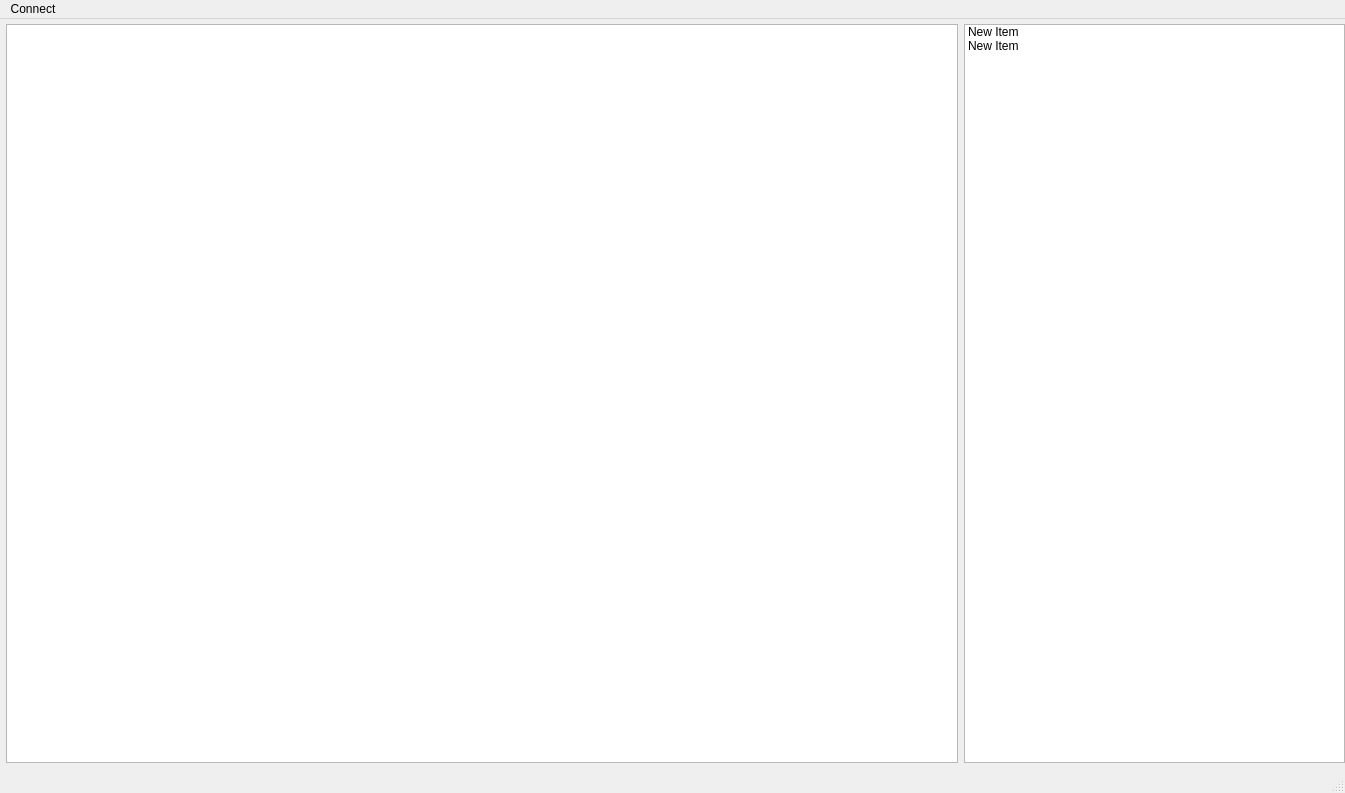
This is KeepSolidTodo/mainwindow.ui in maksGuzz/keepSolidTest as Qt 5 draws it before an edit. The edited form follows.
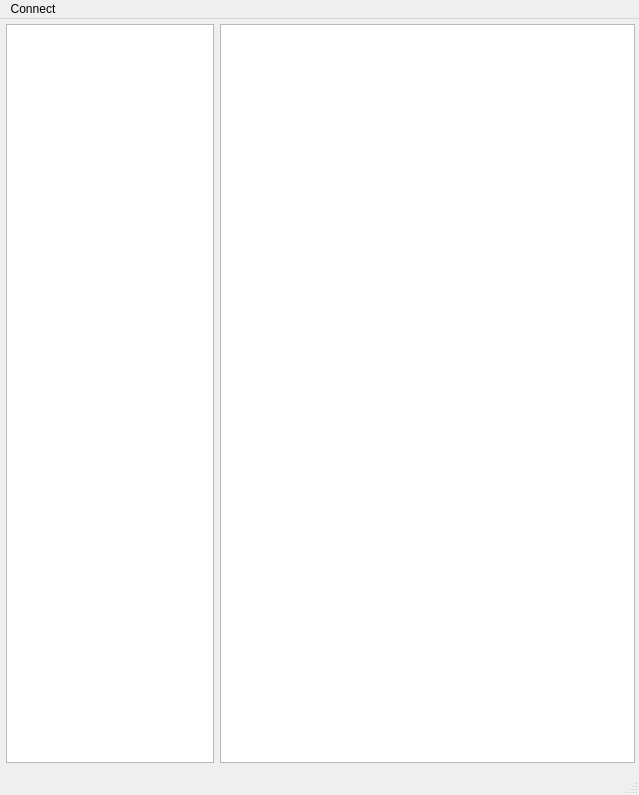
This is the edited form.

What changed in the file:
```diff
--- a/KeepSolidTodo/mainwindow.ui
+++ b/KeepSolidTodo/mainwindow.ui
@@ -6,8 +6,8 @@
    <rect>
     <x>0</x>
     <y>0</y>
-    <width>1345</width>
-    <height>793</height>
+    <width>639</width>
+    <height>795</height>
    </rect>
   </property>
   <property name="windowTitle">
@@ -19,11 +19,11 @@
      <rect>
       <x>0</x>
       <y>-1</y>
-      <width>1351</width>
+      <width>641</width>
       <height>751</height>
      </rect>
     </property>
-    <layout class="QHBoxLayout" name="horizontalLayout" stretch="5,2">
+    <layout class="QHBoxLayout" name="horizontalLayout" stretch="1,2">
      <property name="sizeConstraint">
       <enum>QLayout::SetMaximumSize</enum>
      </property>
@@ -43,18 +43,7 @@
       <widget class="QTreeView" name="treeView"/>
      </item>
      <item>
-      <widget class="QListWidget" name="listWidget">
-       <item>
-        <property name="text">
-         <string>New Item</string>
-        </property>
-       </item>
-       <item>
-        <property name="text">
-         <string>New Item</string>
-        </property>
-       </item>
-      </widget>
+      <widget class="QListWidget" name="listWidget"/>
      </item>
     </layout>
    </widget>
@@ -64,7 +53,7 @@
     <rect>
      <x>0</x>
      <y>0</y>
-     <width>1345</width>
+     <width>639</width>
      <height>25</height>
     </rect>
    </property>
```
